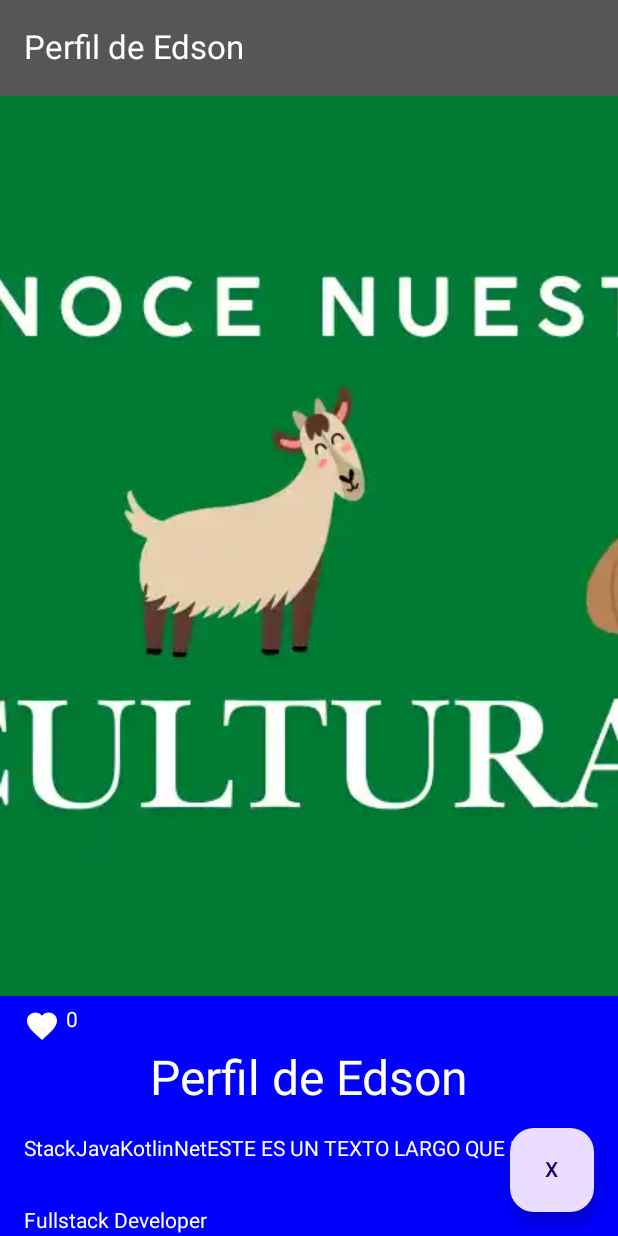
After one commit to edson268-prog/Jetpack-compose, an Android app built with Jetpack Compose: the ProfileActivity screen opened directly, with no data from a screen before it, on a phone screen of 412 x 824 dp. The commit adds this screen. Run offline under Robolectric (Android 15) with nearby library versions, the phone set to English and light mode, and no system bars.

Commit message:
Profile Activity and navigation panel

```diff
--- a/app/build.gradle.kts
+++ b/app/build.gradle.kts
@@ -59,6 +59,10 @@ dependencies {
     implementation(libs.androidx.ui.graphics)
     implementation(libs.androidx.ui.tooling.preview)
     implementation(libs.androidx.material3)
+    implementation(libs.androidx.appcompat)
+    implementation(libs.material)
+    implementation(libs.androidx.activity)
+    implementation(libs.androidx.constraintlayout)
     testImplementation(libs.junit)
     androidTestImplementation(libs.androidx.junit)
     androidTestImplementation(libs.androidx.espresso.core)
--- a/app/src/main/AndroidManifest.xml
+++ b/app/src/main/AndroidManifest.xml
@@ -12,6 +12,11 @@
         android:supportsRtl="true"
         android:theme="@style/Theme.JetpackCompose"
         tools:targetApi="31">
+        <activity
+            android:name=".ProfileActivity"
+            android:exported="false"
+            android:label="@string/title_activity_profile"
+            android:theme="@style/Theme.JetpackCompose" />
         <activity
             android:name=".TestActivity"
             android:exported="false"
--- /dev/null
+++ b/app/src/main/java/com/edsondev26/jetpackcompose/ProfileActivity.kt
@@ -0,0 +1,157 @@
+package com.edsondev26.jetpackcompose
+
+import android.os.Bundle
+import android.widget.Toast
+import androidx.activity.ComponentActivity
+import androidx.activity.compose.setContent
+import androidx.activity.enableEdgeToEdge
+import androidx.compose.foundation.Image
+import androidx.compose.foundation.background
+import androidx.compose.foundation.clickable
+import androidx.compose.foundation.layout.Arrangement
+import androidx.compose.foundation.layout.Column
+import androidx.compose.foundation.layout.Row
+import androidx.compose.foundation.layout.Spacer
+import androidx.compose.foundation.layout.fillMaxHeight
+import androidx.compose.foundation.layout.fillMaxSize
+import androidx.compose.foundation.layout.fillMaxWidth
+import androidx.compose.foundation.layout.height
+import androidx.compose.foundation.layout.padding
+import androidx.compose.foundation.lazy.LazyColumn
+import androidx.compose.foundation.lazy.LazyRow
+import androidx.compose.material3.ExperimentalMaterial3Api
+import androidx.compose.material3.FabPosition
+import androidx.compose.material3.FloatingActionButton
+import androidx.compose.material3.Scaffold
+import androidx.compose.material3.Text
+import androidx.compose.material3.TopAppBar
+import androidx.compose.material3.TopAppBarDefaults
+import androidx.compose.runtime.Composable
+import androidx.compose.runtime.getValue
+import androidx.compose.runtime.mutableStateOf
+import androidx.compose.runtime.saveable.rememberSaveable
+import androidx.compose.runtime.setValue
+import androidx.compose.ui.Modifier
+import androidx.compose.ui.graphics.Color
+import androidx.compose.ui.layout.ContentScale
+import androidx.compose.ui.platform.LocalContext
+import androidx.compose.ui.res.colorResource
+import androidx.compose.ui.res.painterResource
+import androidx.compose.ui.text.style.TextAlign
+import androidx.compose.ui.tooling.preview.Preview
+import androidx.compose.ui.unit.dp
+import androidx.compose.ui.unit.sp
+
+class ProfileActivity : ComponentActivity() {
+    override fun onCreate(savedInstanceState: Bundle?) {
+        super.onCreate(savedInstanceState)
+        enableEdgeToEdge()
+        setContent {
+            ViewContainer()
+        }
+    }
+}
+
+@Preview
+@Composable
+fun ViewContainer() {
+    Scaffold(
+        topBar = { Toolbar() },
+        floatingActionButton = { FAB() },
+        floatingActionButtonPosition = FabPosition.End
+    ) { paddingValues ->
+        Content(modifier = Modifier.padding(paddingValues))
+    }
+}
+
+@Composable
+fun FAB() {
+    val context = LocalContext.current
+    FloatingActionButton(onClick = {
+        Toast.makeText(context, "Prueba de botón", Toast.LENGTH_SHORT).show()
+    }) {
+        Text("X")
+    }
+}
+
+@OptIn(ExperimentalMaterial3Api::class)
+//@Preview
+@Composable
+fun Toolbar() {
+    TopAppBar(
+        title = { Text(text = "Perfil de Edson", color = colorResource(id = R.color.white)) },
+        colors = TopAppBarDefaults.topAppBarColors(
+            containerColor = colorResource(id = R.color.gray)
+        )
+    )
+}
+
+//@Preview
+@Composable
+fun Content(modifier: Modifier = Modifier) {
+    var counter by rememberSaveable() { mutableStateOf(0) }
+
+    LazyColumn(
+        modifier = modifier.then(
+            Modifier
+                .fillMaxSize()
+                .background(Color.Blue)
+        )
+    ) {
+        item {
+            Image(
+                modifier = Modifier
+                    .fillMaxWidth()
+                    .fillMaxHeight(),
+                painter = painterResource(id = R.drawable.banner_4),
+                contentDescription = "logo banner",
+                contentScale = ContentScale.Crop
+            )
+            Row(modifier = Modifier.padding(top = 8.dp, start = 16.dp)) {
+                Image(
+                    painter = painterResource(id = R.drawable.ic_favorite),
+                    contentDescription = "Like",
+                    modifier = Modifier.clickable { counter++ }
+                )
+
+                Text(
+                    text = counter.toString(),
+                    color = Color.White,
+                    modifier = Modifier.padding(start = 4.dp)
+                )
+            }
+            Text(
+                text = "Perfil de Edson",
+                fontSize = 32.sp,
+                color = Color.White,
+                modifier = Modifier
+                    .fillMaxWidth()
+                    .padding(0.dp, 4.dp),
+                textAlign = TextAlign.Center
+            )
+            LazyRow(
+                horizontalArrangement = Arrangement.SpaceBetween,
+                modifier = Modifier
+                    .fillMaxWidth()
+                    .padding(16.dp)
+            ) {
+                item {
+                    Text(text = "Stack", color = Color.White)
+                    Text(text = "Java", color = Color.White)
+                    Text(text = "Kotlin", color = Color.White)
+                    Text(text = "Net", color = Color.White)
+                    Text(
+                        text = "ESTE ES UN TEXTO LARGO QUE DEBERIA USAR MAS ESPACION DEL QUE DISPONE LA PANTALLA POR TAL, EL ROW VA A SER SCROLLEABLE",
+                        color = Color.White
+                    )
+                }
+            }
+            Column(modifier = Modifier.padding(16.dp)) {
+                Text(text = "Fullstack Developer", color = Color.White)
+                Spacer(modifier = Modifier.height(6.dp))
+                Text(text = "9 Años experiencia", color = Color.White)
+            }
+
+        }
+    }
+}
--- a/app/src/main/res/values/colors.xml
+++ b/app/src/main/res/values/colors.xml
@@ -7,4 +7,6 @@
     <color name="teal_700">#FF018786</color>
     <color name="black">#FF000000</color>
     <color name="white">#FFFFFFFF</color>
+
+    <color name="gray">#565656</color>
 </resources>
--- a/app/src/main/res/values/strings.xml
+++ b/app/src/main/res/values/strings.xml
@@ -1,4 +1,5 @@
 <resources>
     <string name="app_name">JetpackCompose</string>
     <string name="title_activity_test">TestActivity</string>
+    <string name="title_activity_profile">ProfileActivity</string>
 </resources>
```
Also changed, not shown: app/src/main/java/com/edsondev26/jetpackcompose/MainActivity.kt (+112 -75 lines), app/src/main/java/com/edsondev26/jetpackcompose/TestActivity.kt (+19 -8 lines), gradle/libs.versions.toml (+10 -1 lines).
